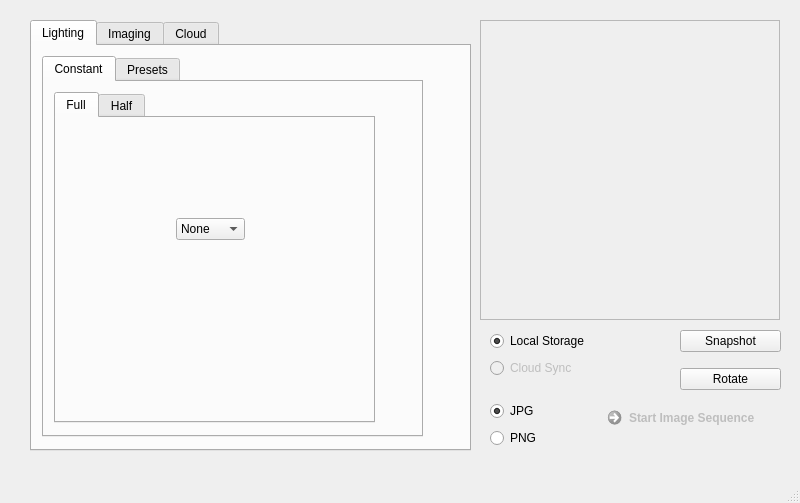
Above: _ui/FlashLapse_CP.ui from CoSE-Jerry/Flashlapse_NEO before the change. Below: the same form after it.
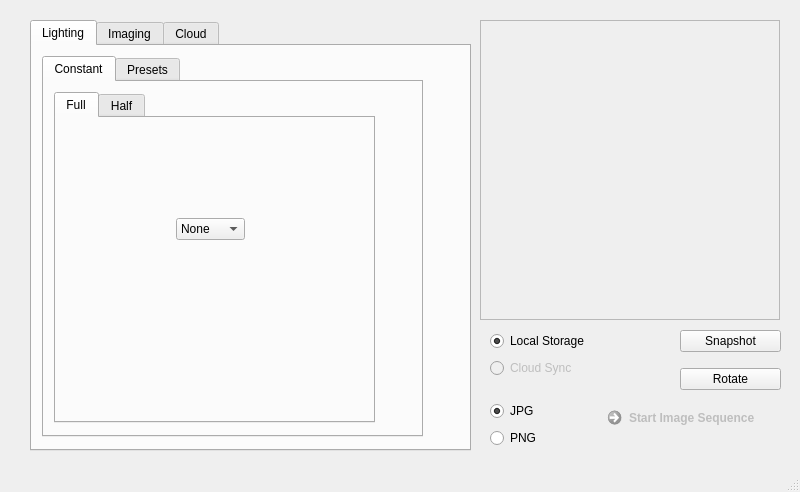
That is the form after the change. Icons and pictures are not drawn.

Patch:
```diff
--- a/_ui/FlashLapse_CP.ui
+++ b/_ui/FlashLapse_CP.ui
@@ -7,7 +7,7 @@
     <x>0</x>
     <y>0</y>
     <width>800</width>
-    <height>503</height>
+    <height>492</height>
    </rect>
   </property>
   <property name="windowTitle">
```
